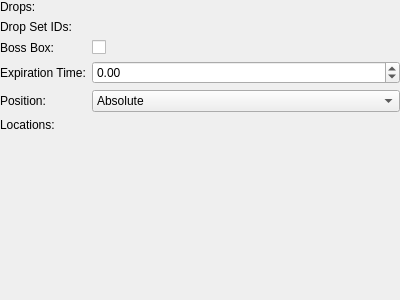
comphack/comp_hack, file tools/cathedral/ui/ActionCreateLoot.ui: the form before one commit.
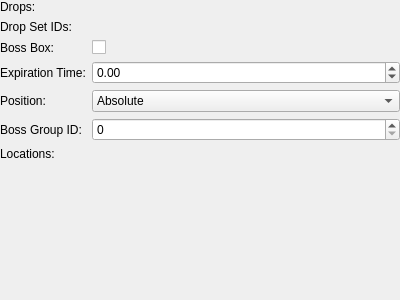
The form after the commit. Custom widgets are drawn as their Qt base class.

```diff
--- a/tools/cathedral/ui/ActionCreateLoot.ui
+++ b/tools/cathedral/ui/ActionCreateLoot.ui
@@ -97,7 +97,7 @@
        </item>
       </widget>
      </item>
-     <item row="5" column="0">
+     <item row="6" column="0">
       <widget class="QLabel" name="lblLocations">
        <property name="text">
         <string>Locations:</string>
@@ -107,9 +107,23 @@
      <item row="0" column="1">
       <widget class="DynamicList" name="drops" native="true"/>
      </item>
-     <item row="5" column="1">
+     <item row="6" column="1">
       <widget class="DynamicList" name="locations" native="true"/>
      </item>
+     <item row="5" column="0">
+      <widget class="QLabel" name="lblBossGroupID">
+       <property name="text">
+        <string>Boss Group ID:</string>
+       </property>
+      </widget>
+     </item>
+     <item row="5" column="1">
+      <widget class="QSpinBox" name="bossGroupID">
+       <property name="maximum">
+        <number>2147483647</number>
+       </property>
+      </widget>
+     </item>
     </layout>
    </item>
   </layout>
```
